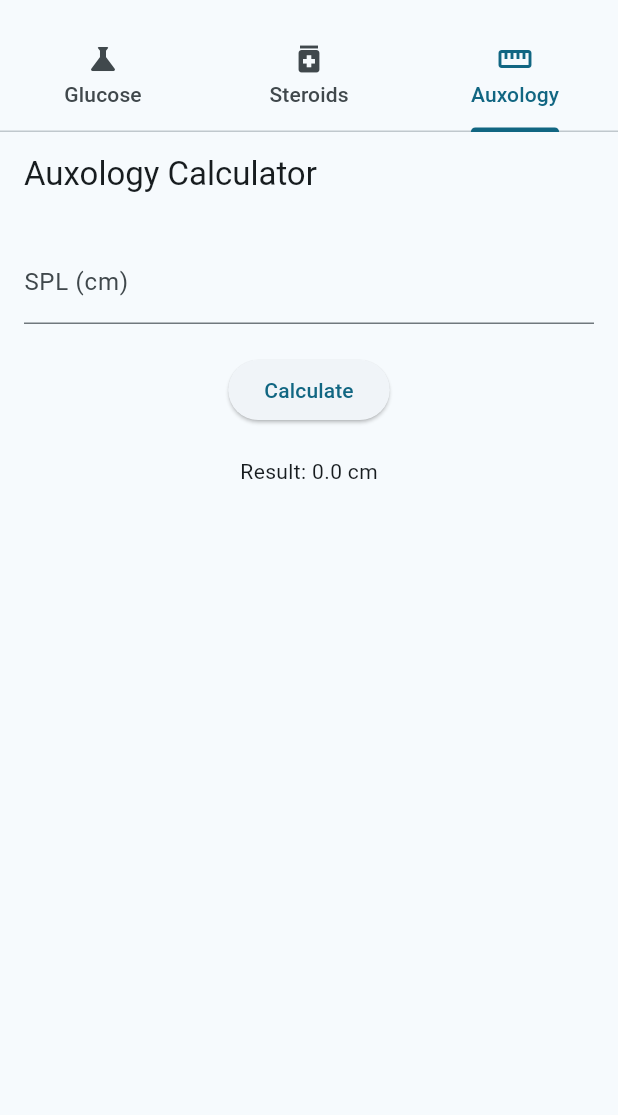
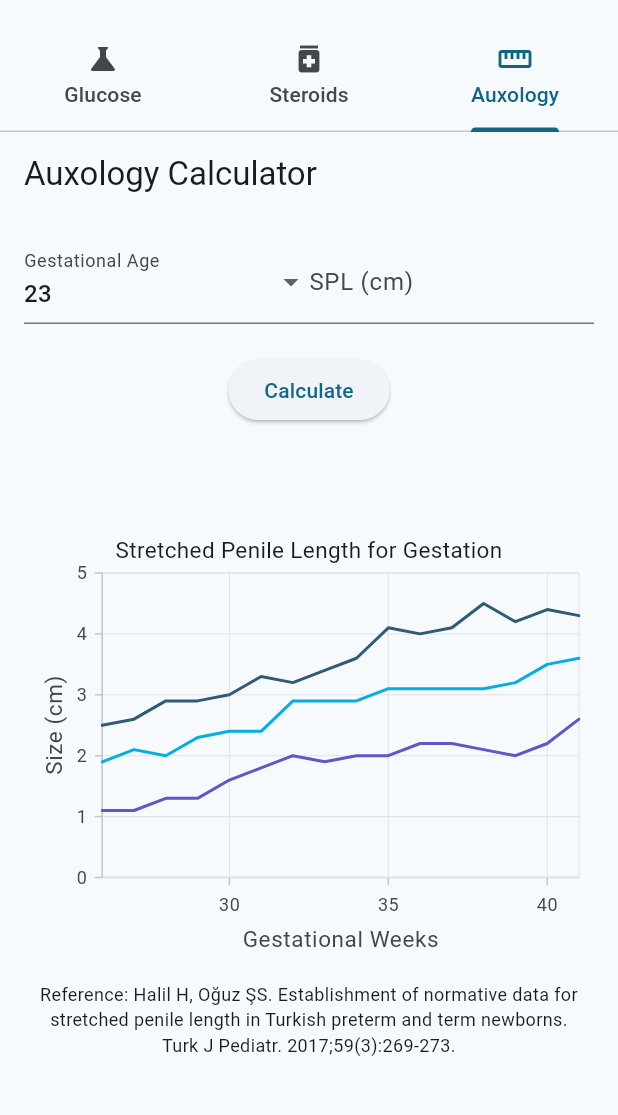
Before and after one commit to eatyourpeas/endocrinologist, a Flutter app: the screen it shows after launch, tab 3 chosen, after a tap on "Calculate", on a phone screen of 412 x 824 dp, the part 63-1178 px from its top. Run offline on Flutter 3.47's test engine with Material 3 defaults, Android fonts, the phone set to English and light mode, and no system bars; our stand-ins replace syncfusion_flutter_charts; missing offline and left inert: normal.

Commit message:
spl implemented with scatter plot and graph

```diff
--- a/lib/calculations/spl-term-preterm-normative-values.dart
+++ b/lib/calculations/spltermpretermnormativevalues.dart
@@ -32,7 +32,7 @@ class FetalSPLData {
   ];
 
   // Static list to store the data
-  static List<FetalSPLData> dataList = [];
+  static List<FetalSPLData> dataList = _createFetalSPLDataList(_rawData);
 
   // class members and definition
   final int gestationalWeeks;
@@ -42,9 +42,12 @@ class FetalSPLData {
   final double sds;
   final double minimumSize;
   final double maximumSize;
+  static String reference = "Establishment of normative data for stretched penile length in Turkish preterm and term newborns. Halil H, Oğuz ŞS. Turk J Pediatr. 2017;59(3):269-273.";
 
 
-  FetalSPLData({
+
+  // Private constructor to prevent direct instantiation
+  FetalSPLData._({
     required this.gestationalWeeks,
     required this.numberOfCases,
     required this.medianSize,
@@ -57,7 +60,7 @@ class FetalSPLData {
   static List<FetalSPLData> _createFetalSPLDataList(List<List<dynamic>> rawData) {
     List<FetalSPLData> dataList = [];
     for (var row in _rawData) {
-      dataList.add(FetalSPLData(
+      dataList.add(FetalSPLData._(
         gestationalWeeks: row[0] as int,
         numberOfCases: row[1] as int,
         medianSize: row[2] as double,
@@ -84,7 +87,6 @@ class FetalSPLData {
     // Find the nearest gestation
     FetalSPLData? nearestData;
     int minDifference = double.maxFinite.toInt(); // Initialize with a large value
-
     for (var data in dataList) {
       int difference = (data.gestationalWeeks - gestation).abs();
       if (difference < minDifference) {
@@ -97,11 +99,10 @@ class FetalSPLData {
 
   static (double, double) calculateSDSAndCentile(int gestation, double spl){
     final nearestGestationData = findNearestGestationSPLSizesForGestation(gestation);
-
     if (nearestGestationData != null){
       final sds = (spl - nearestGestationData.meanSize)/nearestGestationData.sds;
       final normal = Normal();
-      final centile = normal.cdf(sds);
+      final centile = normal.cdf(sds) + nearestGestationData.meanSize;
       return (sds, centile.toDouble());
     } else {
       return (double.nan, double.nan);
--- /dev/null
+++ b/lib/classes/scatterdata.dart
@@ -0,0 +1,6 @@
+class ScatterData {
+  final int x; // Gestational week
+  final double y; // SPL value
+
+  ScatterData(this.x, this.y);
+}
--- a/lib/pages/auxology.dart
+++ b/lib/pages/auxology.dart
@@ -1,7 +1,10 @@
+import 'package:endocrinologist/pages/splchart.dart';
 import 'package:flutter/material.dart';
+import '../calculations/spltermpretermnormativevalues.dart';
+
 
 class AuxologyPage extends StatefulWidget {
-  const AuxologyPage({Key? key}) : super(key: key);
+  const AuxologyPage({super.key});
 
   @override
   State<AuxologyPage> createState() => _AuxologyPageState();
@@ -9,15 +12,24 @@ class AuxologyPage extends StatefulWidget {
 
 class _AuxologyPageState extends State<AuxologyPage> {
   final _splController = TextEditingController();
-  String _result = '';
+  final List<int> gestationWeeks = List.generate(19, (index) => index + 23);
+  int selectedGestationWeek = 23; // Initial value
+  String _sdsString = '';
+  String _centileString = '';
+  double spl = 0;
+  bool showScatterPoint=false;
 
   void _calculateResult() {
     // Replace with your actual calculation logic
-    double spl = double.tryParse(_splController.text) ?? 0;
-    double result = spl * 1.5; // Example calculation
+    spl = double.tryParse(_splController.text) ?? 0;
+    double sds;
+    double centile;
+    (sds, centile) = FetalSPLData.calculateSDSAndCentile(selectedGestationWeek, spl);
 
     setState(() {
-      _result = 'Result: $result cm';
+      _sdsString = 'SDS: ${sds.toStringAsFixed(1)}';
+      _centileString = 'Centile: ${centile.toStringAsFixed(1)}';
+      showScatterPoint = true;
     });
   }
 
@@ -31,6 +43,28 @@ class _AuxologyPageState extends State<AuxologyPage> {
         padding: const EdgeInsets.all(16.0),
         child: Column(
           children: [
+            Row(
+              children: [
+                Expanded(
+                    child: DropdownButtonFormField(
+                      decoration: InputDecoration(
+                        labelText: "Gestational Age"
+                      ),
+                        items: gestationWeeks.map((week) {
+                          return DropdownMenuItem<int>(
+                            value: week,
+                            child: Text('$week'),
+                          );
+                        }).toList(),
+                      onChanged: (int? newValue) {
+                        setState(() {
+                          selectedGestationWeek = newValue!;
+                        });
+                      },
+                      value: selectedGestationWeek, // Initialize with a default value
+                    ),
+                ),
+                Expanded(child:
                 TextField(
                   controller: _splController,
                   keyboardType: TextInputType.number,
@@ -38,13 +72,28 @@ class _AuxologyPageState extends State<AuxologyPage> {
                     labelText: 'SPL (cm)',
                   ),
                 ),
+                )
+
+              ],
+            ),
+
             const SizedBox(height: 20),
             ElevatedButton(
               onPressed: _calculateResult,
               child: const Text('Calculate'),
             ),
             const SizedBox(height: 20),
-            Text(_result),
+            Column(
+              children: [
+                Text(_sdsString),
+                Text(_centileString),
+              ],
+            ),
+            FetalSPLChart(
+              selectedGestationWeek: selectedGestationWeek,
+              spl: spl,
+              showScatterPoint: showScatterPoint,
+            )
           ],
         ),
       ),
--- /dev/null
+++ b/lib/pages/splchart.dart
@@ -0,0 +1,78 @@
+import 'package:flutter/cupertino.dart';
+import 'package:flutter/material.dart';
+import 'package:syncfusion_flutter_charts/charts.dart';
+
+import '../calculations/spltermpretermnormativevalues.dart';
+import '../classes/scatterdata.dart';
+
+class FetalSPLChart extends StatefulWidget {
+  final int selectedGestationWeek;
+  final double spl;
+  final bool showScatterPoint;
+
+  const FetalSPLChart({
+    super.key,
+    required this.selectedGestationWeek,
+    required this.spl,
+    required this.showScatterPoint
+  });
+
+  @override
+  State <FetalSPLChart> createState() => _FetalSPLChartState();
+}
+
+class _FetalSPLChartState extends State<FetalSPLChart>{
+  @override
+  Widget build(BuildContext context) {
+    return Column(
+      children: [SfCartesianChart(
+        primaryXAxis: NumericAxis(title: AxisTitle(text: 'Gestational Weeks')),
+        primaryYAxis: NumericAxis(title: AxisTitle(text: 'Size (cm)')),
+        series: <ChartSeries>[
+          LineSeries<FetalSPLData, int>(
+            dataSource: FetalSPLData.dataList,
+            xValueMapper: (FetalSPLData data, _) => data.gestationalWeeks,
+            yValueMapper: (FetalSPLData data, _) => data.medianSize,
+            name: 'Median Size',
+          ),
+          LineSeries<FetalSPLData, int>(
+            dataSource: FetalSPLData.dataList,
+            xValueMapper: (FetalSPLData data, _) => data.gestationalWeeks,
+            yValueMapper: (FetalSPLData data, _) => data.minimumSize,
+            name: 'Minimum Size',
+          ),
+          LineSeries<FetalSPLData, int>(
+            dataSource: FetalSPLData.dataList,
+            xValueMapper: (FetalSPLData data, _) => data.gestationalWeeks,
+            yValueMapper: (FetalSPLData data, _) => data.maximumSize,
+            name: 'Maximum Size',
+          ),
+          if (widget.showScatterPoint)
+            ScatterSeries<ScatterData, int>(
+              dataSource: [ScatterData(widget.selectedGestationWeek, widget.spl)], // Use user input
+              xValueMapper: (ScatterData data, _) => data.x,
+              yValueMapper: (ScatterData data, _) => data.y,
+              markerSettings: const MarkerSettings(
+                isVisible: true,
+                height: 10,
+                width: 10,
+                shape: DataMarkerType.circle,
+                borderWidth: 2,
+                borderColor: Colors.red, // Customize color as needed
+              ),
+            ),
+        ],
+        title: ChartTitle(text: 'Stretched Penile Length for Gestation'),
+      ),
+      const Padding(
+        padding: EdgeInsets.all(8.0),
+        child: Text(
+          'Reference: Halil H, Oğuz ŞS. Establishment of normative data for stretched penile length in Turkish preterm and term newborns. Turk J Pediatr. 2017;59(3):269-273.',
+          textAlign: TextAlign.center,
+          style: TextStyle(fontSize: 12),
+        ),
+      ),]
+    );
+  }
+
+}
--- a/pubspec.yaml
+++ b/pubspec.yaml
@@ -31,6 +31,7 @@ dependencies:
   flutter:
     sdk: flutter
   normal: ^0.7.0
+  syncfusion_flutter_charts: ^21.2.4
 
 
   # The following adds the Cupertino Icons font to your application.
```
Also changed, not shown: pubspec.lock. Lines whose indentation alone changed are shown as unchanged.
